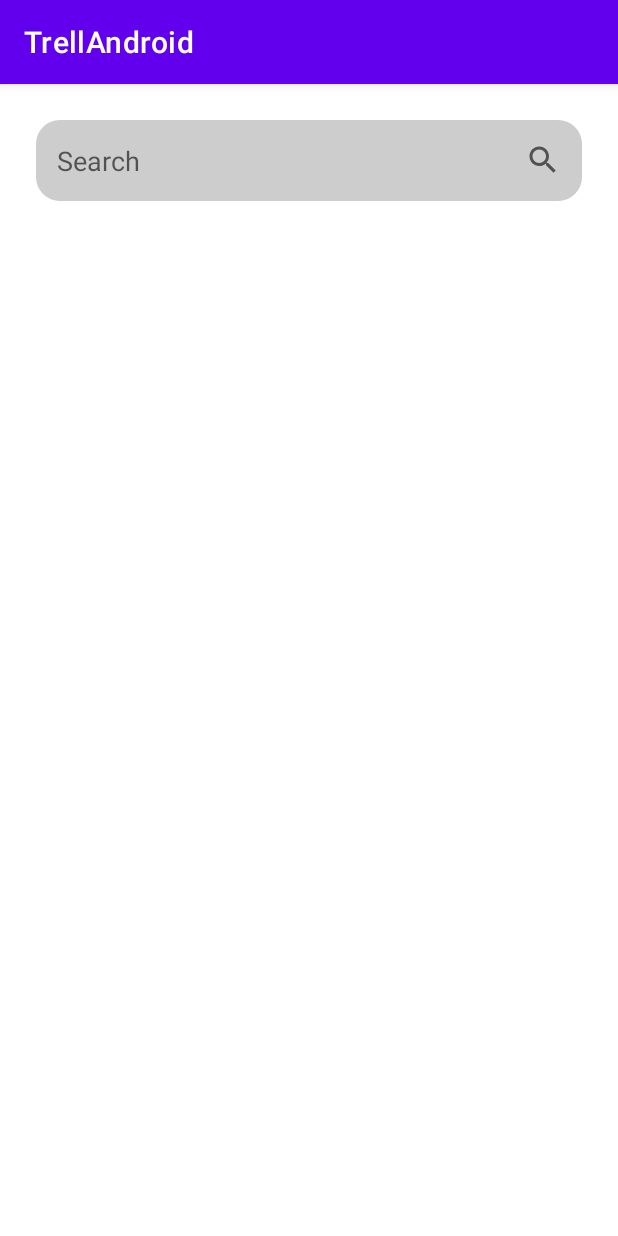
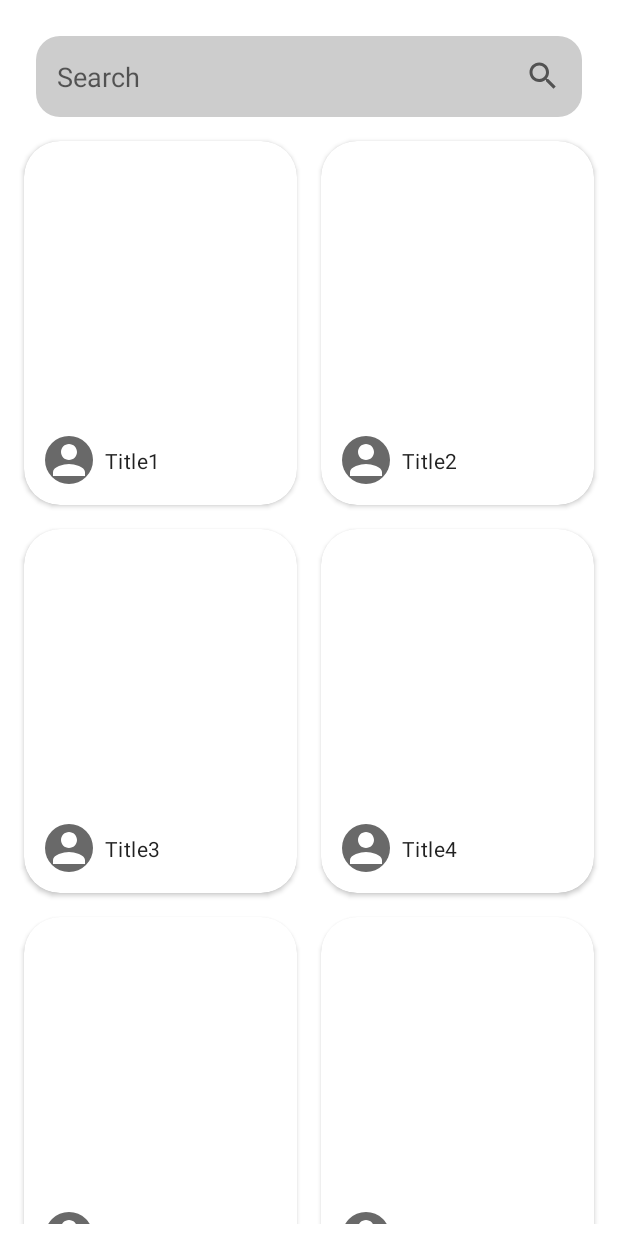
Before and after one commit to kshitijskumar/Round-3, an Android app: the screen it shows after launch (MainActivity), on a phone screen of 412 x 824 dp. Run offline under Robolectric (Android 15) with nearby library versions, the phone set to English and light mode, and no system bars.

Commit message:
all-posts ui done. recyclerview adapter done

```diff
--- a/trell-android/app/build.gradle
+++ b/trell-android/app/build.gradle
@@ -69,4 +69,7 @@ dependencies {
     //logging interceptor
     implementation 'com.squareup.okhttp3:logging-interceptor:3.9.0'
 
+    //glide
+    implementation 'com.github.bumptech.glide:glide:4.12.0'
+    annotationProcessor 'com.github.bumptech.glide:compiler:4.12.0'
 }
--- a/trell-android/app/src/main/java/com/example/trellandroid/data/responses/VlogResponse.kt
+++ b/trell-android/app/src/main/java/com/example/trellandroid/data/responses/VlogResponse.kt
@@ -1,7 +1,7 @@
 package com.example.trellandroid.data.responses
 
 data class VlogResponse(
-    val vlogId: Double? = null,
+    val vlogId: Long? = null,
     val title: String = "Unnamed",
     val tags: List<String> = listOf(),
     val creatorName: String = "Unnamed",
--- /dev/null
+++ b/trell-android/app/src/main/java/com/example/trellandroid/ui/allposts/AllPostsAdapter.kt
@@ -0,0 +1,48 @@
+package com.example.trellandroid.ui.allposts
+
+import android.view.LayoutInflater
+import android.view.ViewGroup
+import androidx.recyclerview.widget.DiffUtil
+import androidx.recyclerview.widget.ListAdapter
+import androidx.recyclerview.widget.RecyclerView
+import com.example.trellandroid.data.responses.VlogResponse
+import com.example.trellandroid.databinding.HolderSinglePostBinding
+
+class AllPostsAdapter(
+    private val itemClick : (vlogId: Long) -> Unit
+) : ListAdapter<VlogResponse, AllPostsAdapter.VlogViewHolder>(diffUtil) {
+
+    companion object {
+        val diffUtil = object : DiffUtil.ItemCallback<VlogResponse>() {
+            override fun areItemsTheSame(oldItem: VlogResponse, newItem: VlogResponse): Boolean {
+                return oldItem == newItem
+            }
+
+            override fun areContentsTheSame(oldItem: VlogResponse, newItem: VlogResponse): Boolean {
+                return oldItem.vlogId == newItem.vlogId
+            }
+        }
+    }
+
+    override fun onCreateViewHolder(parent: ViewGroup, viewType: Int): VlogViewHolder {
+        val inflater = LayoutInflater.from(parent.context)
+        val binding = HolderSinglePostBinding.inflate(inflater, parent, false)
+        return VlogViewHolder(binding, itemClick)
+    }
+
+    override fun onBindViewHolder(holder: VlogViewHolder, position: Int) {
+        val item = getItem(position)
+        holder.setDataToHolder(item)
+    }
+
+    class VlogViewHolder(private val binding : HolderSinglePostBinding, private val itemClick: (vlogId: Long) -> Unit) : RecyclerView.ViewHolder(binding.root) {
+        fun setDataToHolder(item: VlogResponse) {
+            binding.apply {
+                tvName.text = item.creatorName
+            }
+            binding.root.setOnClickListener {
+                item.vlogId?.let { id -> itemClick(id) }
+            }
+        }
+    }
+}
--- a/trell-android/app/src/main/java/com/example/trellandroid/ui/allposts/AllPostsFragment.kt
+++ b/trell-android/app/src/main/java/com/example/trellandroid/ui/allposts/AllPostsFragment.kt
@@ -4,17 +4,45 @@ import android.os.Bundle
 import android.view.LayoutInflater
 import android.view.View
 import android.view.ViewGroup
+import androidx.core.os.bundleOf
 import androidx.fragment.app.Fragment
+import androidx.navigation.fragment.findNavController
+import androidx.recyclerview.widget.GridLayoutManager
+import com.example.trellandroid.R
 import com.example.trellandroid.databinding.FragmentAllPostsBinding
+import com.example.trellandroid.utils.DummyResponses
 
 class AllPostsFragment : Fragment() {
 
     private var _binding : FragmentAllPostsBinding? = null
     private val binding get() = _binding!!
 
+    private lateinit var adapter: AllPostsAdapter
+
     override fun onCreateView(inflater: LayoutInflater, container: ViewGroup?, savedInstanceState: Bundle?): View? {
         _binding = FragmentAllPostsBinding.inflate(inflater)
         return binding.root
+    }
+
+    override fun onViewCreated(view: View, savedInstanceState: Bundle?) {
+        super.onViewCreated(view, savedInstanceState)
+
+        setupRecyclerView()
+    }
+
+    private fun setupRecyclerView() {
+        adapter = AllPostsAdapter {
+            findNavController().navigate(
+                R.id.action_allPostsFragment_to_postDetailFragment,
+                bundleOf("vlogId" to it)
+                )
+        }
+
+        binding.rvAllPosts.apply {
+            layoutManager = GridLayoutManager(requireContext(), 2)
+            adapter = this@AllPostsFragment.adapter
+        }
+        adapter.submitList(DummyResponses.dummyPosts)
     }
 
 
--- a/trell-android/app/src/main/java/com/example/trellandroid/utils/DummyResponses.kt
+++ b/trell-android/app/src/main/java/com/example/trellandroid/utils/DummyResponses.kt
@@ -2,10 +2,21 @@ package com.example.trellandroid.utils
 
 import com.example.trellandroid.data.responses.CommentResponse
 import com.example.trellandroid.data.responses.UserResponse
+import com.example.trellandroid.data.responses.VlogResponse
 
 object DummyResponses {
 
     val dummyListOfComments = listOf<CommentResponse>()
 
     val dummyUserResponse = UserResponse()
+
+    val  dummyPosts = listOf<VlogResponse>(
+        VlogResponse(creatorName = "Title1", vlogId = 0L),
+        VlogResponse(creatorName = "Title2", vlogId = 1L),
+        VlogResponse(creatorName = "Title3", vlogId = 2L),
+        VlogResponse(creatorName = "Title4", vlogId = 3L),
+        VlogResponse(creatorName = "Title5", vlogId = 4L),
+        VlogResponse(creatorName = "Title6", vlogId = 5L),
+        VlogResponse(creatorName = "Title7", vlogId = 6L)
+    )
 }
--- a/trell-android/app/src/main/res/layout/holder_single_post.xml
+++ b/trell-android/app/src/main/res/layout/holder_single_post.xml
@@ -11,6 +11,8 @@
         android:layout_height="0dp"
         app:layout_constraintDimensionRatio="3:4"
         app:layout_constraintTop_toTopOf="parent"
+        android:layout_margin="8dp"
+        app:cardCornerRadius="24dp"
         app:layout_constraintStart_toStartOf="parent"
         app:layout_constraintEnd_toEndOf="parent"
         app:layout_constraintBottom_toBottomOf="parent">
@@ -31,24 +33,26 @@
 
             <ImageView
                 android:id="@+id/ivUser"
-                android:layout_width="52dp"
-                android:layout_height="52dp"
+                android:layout_width="32dp"
+                android:layout_height="32dp"
                 app:layout_constraintBottom_toBottomOf="parent"
                 app:layout_constraintStart_toStartOf="parent"
                 android:layout_margin="14dp"
                 tools:src="@drawable/ic_person_holder"
+                android:src="@drawable/ic_person_holder"
                 android:background="@drawable/bg_circle_img"/>
 
             <TextView
                 android:id="@+id/tvName"
-                android:layout_width="wrap_content"
+                style="@style/TextAppearance.MaterialComponents.Body2"
+                android:layout_width="0dp"
                 android:layout_height="wrap_content"
+                android:layout_marginStart="8dp"
+                app:layout_constraintBottom_toBottomOf="@id/ivUser"
+                app:layout_constraintEnd_toEndOf="parent"
+                app:layout_constraintStart_toEndOf="@id/ivUser"
                 app:layout_constraintTop_toTopOf="@id/ivUser"
-                app:layout_constraintBottom_toBottomOf="@id/ivUser"
-                app:layout_constraintStart_toEndOf="@id/ivUser"
-                tools:text="Kshitij Kumar"
-                android:layout_marginStart="8dp"
-                style="@style/TextAppearance.MaterialComponents.Headline5"/>
+                tools:text="Kshitij Kumar" />
         </androidx.constraintlayout.widget.ConstraintLayout>
 
     </androidx.cardview.widget.CardView>
--- a/trell-android/app/src/main/res/values-night/themes.xml
+++ b/trell-android/app/src/main/res/values-night/themes.xml
@@ -1,6 +1,6 @@
 <resources xmlns:tools="http://schemas.android.com/tools">
     <!-- Base application theme. -->
-    <style name="Theme.TrellAndroid" parent="Theme.MaterialComponents.DayNight.DarkActionBar">
+    <style name="Theme.TrellAndroid" parent="Theme.MaterialComponents.DayNight.NoActionBar">
         <!-- Primary brand color. -->
         <item name="colorPrimary">@color/purple_200</item>
         <item name="colorPrimaryVariant">@color/purple_700</item>
--- a/trell-android/app/src/main/res/values/themes.xml
+++ b/trell-android/app/src/main/res/values/themes.xml
@@ -1,6 +1,6 @@
 <resources xmlns:tools="http://schemas.android.com/tools">
     <!-- Base application theme. -->
-    <style name="Theme.TrellAndroid" parent="Theme.MaterialComponents.DayNight.DarkActionBar">
+    <style name="Theme.TrellAndroid" parent="Theme.MaterialComponents.DayNight.NoActionBar">
         <!-- Primary brand color. -->
         <item name="colorPrimary">@color/purple_500</item>
         <item name="colorPrimaryVariant">@color/purple_700</item>
```
